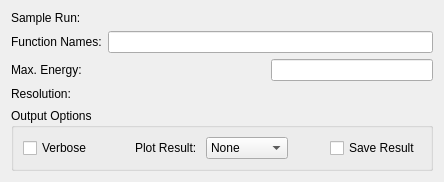
The window that Code/Mantid/MantidQt/CustomInterfaces/inc/MantidQtCustomInterfaces/IndirectMolDyn.ui (mantidproject/mantid) describes before a commit, drawn with Qt 5.
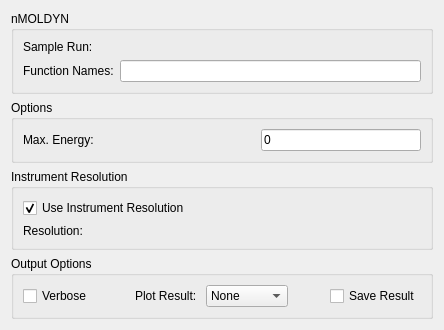
The same window after the commit. Custom widgets are drawn as their Qt base class.

Commit message:
Grouped UI, added validation
Refs #10391

Diff of the .ui file:
```diff
--- a/Code/Mantid/MantidQt/CustomInterfaces/inc/MantidQtCustomInterfaces/IndirectMolDyn.ui
+++ b/Code/Mantid/MantidQt/CustomInterfaces/inc/MantidQtCustomInterfaces/IndirectMolDyn.ui
@@ -7,7 +7,7 @@
     <x>0</x>
     <y>0</y>
     <width>444</width>
-    <height>182</height>
+    <height>329</height>
    </rect>
   </property>
   <property name="windowTitle">
@@ -15,23 +15,18 @@
   </property>
   <layout class="QVBoxLayout" name="verticalLayout">
    <item>
-    <layout class="QGridLayout" name="gridLayout">
-     <item row="1" column="0">
-      <widget class="QLabel" name="lblFunctionNames">
-       <property name="sizePolicy">
-        <sizepolicy hsizetype="Preferred" vsizetype="Fixed">
-         <horstretch>0</horstretch>
-         <verstretch>0</verstretch>
-        </sizepolicy>
-       </property>
+    <widget class="QGroupBox" name="gbSimulation">
+     <property name="title">
+      <string>nMOLDYN</string>
+     </property>
+     <layout class="QGridLayout" name="gridLayout_2">
+      <item row="0" column="0">
+       <widget class="QLabel" name="lblSample">
        <property name="text">
-        <string>Function Names:</string>
+         <string>Sample Run:</string>
        </property>
       </widget>
      </item>
-     <item row="1" column="1">
-      <widget class="QLineEdit" name="leFunctionNames"/>
-     </item>
      <item row="0" column="1">
       <widget class="MantidQt::MantidWidgets::MWRunFiles" name="mwRun" native="true">
        <property name="sizePolicy">
@@ -51,28 +46,82 @@
        </property>
       </widget>
      </item>
-     <item row="0" column="0">
-      <widget class="QLabel" name="lblSample">
+      <item row="1" column="0">
+       <widget class="QLabel" name="lblFunctionNames">
+        <property name="sizePolicy">
+         <sizepolicy hsizetype="Preferred" vsizetype="Fixed">
+          <horstretch>0</horstretch>
+          <verstretch>0</verstretch>
+         </sizepolicy>
+        </property>
        <property name="text">
-        <string>Sample Run:</string>
+         <string>Function Names:</string>
        </property>
       </widget>
      </item>
-     <item row="2" column="0">
+      <item row="1" column="1">
+       <widget class="QLineEdit" name="leFunctionNames"/>
+      </item>
+     </layout>
+    </widget>
+   </item>
+   <item>
+    <widget class="QGroupBox" name="gbOptions">
+     <property name="title">
+      <string>Options</string>
+     </property>
+     <layout class="QGridLayout" name="gridLayout_3">
+      <item row="0" column="0">
       <widget class="QLabel" name="lblEnergyCrop">
        <property name="text">
         <string>Max. Energy:</string>
        </property>
       </widget>
      </item>
-     <item row="3" column="0">
+      <item row="0" column="1">
+       <layout class="QHBoxLayout" name="horizontalLayout_2">
+        <item>
+         <spacer name="horizontalSpacer">
+          <property name="orientation">
+           <enum>Qt::Horizontal</enum>
+          </property>
+          <property name="sizeHint" stdset="0">
+           <size>
+            <width>40</width>
+            <height>20</height>
+           </size>
+          </property>
+         </spacer>
+        </item>
+        <item>
+         <widget class="QLineEdit" name="leMaxEnergy">
+          <property name="toolTip">
+           <string>&lt;html&gt;&lt;head/&gt;&lt;body&gt;&lt;p&gt;Crop the upper energy range of any workspaces with energy as the X unit (e.g. Sqw).&lt;/p&gt;&lt;/body&gt;&lt;/html&gt;</string>
+          </property>
+          <property name="text">
+           <string>0</string>
+          </property>
+         </widget>
+        </item>
+       </layout>
+      </item>
+     </layout>
+    </widget>
+   </item>
+   <item>
+    <widget class="QGroupBox" name="gbInstRes">
+     <property name="title">
+      <string>Instrument Resolution</string>
+     </property>
+     <layout class="QGridLayout" name="gridLayout">
+      <item row="1" column="0">
       <widget class="QLabel" name="lblResolution">
        <property name="text">
         <string>Resolution:</string>
        </property>
       </widget>
      </item>
-     <item row="3" column="1">
+      <item row="1" column="1">
        <widget class="MantidQt::MantidWidgets::DataSelector" name="dsResolution" native="true">
         <property name="sizePolicy">
          <sizepolicy hsizetype="Minimum" vsizetype="Fixed">
@@ -103,27 +152,18 @@
         </property>
        </widget>
      </item>
-     <item row="2" column="1">
-      <layout class="QHBoxLayout" name="horizontalLayout_2">
-       <item>
-        <spacer name="horizontalSpacer">
-         <property name="orientation">
-          <enum>Qt::Horizontal</enum>
-         </property>
-         <property name="sizeHint" stdset="0">
-          <size>
-           <width>40</width>
-           <height>20</height>
-          </size>
-         </property>
-        </spacer>
-       </item>
-       <item>
-        <widget class="QLineEdit" name="leMaxEnergy"/>
-       </item>
-      </layout>
-     </item>
-    </layout>
+      <item row="0" column="0" colspan="2">
+       <widget class="QCheckBox" name="ckResolution">
+        <property name="text">
+         <string>Use Instrument Resolution</string>
+        </property>
+        <property name="checked">
+         <bool>true</bool>
+        </property>
+       </widget>
+      </item>
+     </layout>
+    </widget>
    </item>
    <item>
     <spacer name="verticalSpacer">
@@ -151,7 +191,7 @@
      </property>
      <layout class="QHBoxLayout" name="horizontalLayout">
       <item>
-       <widget class="QCheckBox" name="chkVerbose">
+       <widget class="QCheckBox" name="ckVerbose">
         <property name="enabled">
          <bool>true</bool>
         </property>
@@ -218,7 +258,7 @@
        </spacer>
       </item>
       <item>
-       <widget class="QCheckBox" name="chkSave">
+       <widget class="QCheckBox" name="ckSave">
         <property name="text">
          <string>Save Result</string>
         </property>
```
Lines whose indentation alone changed are shown as unchanged. The commit also changes 1 other file.
